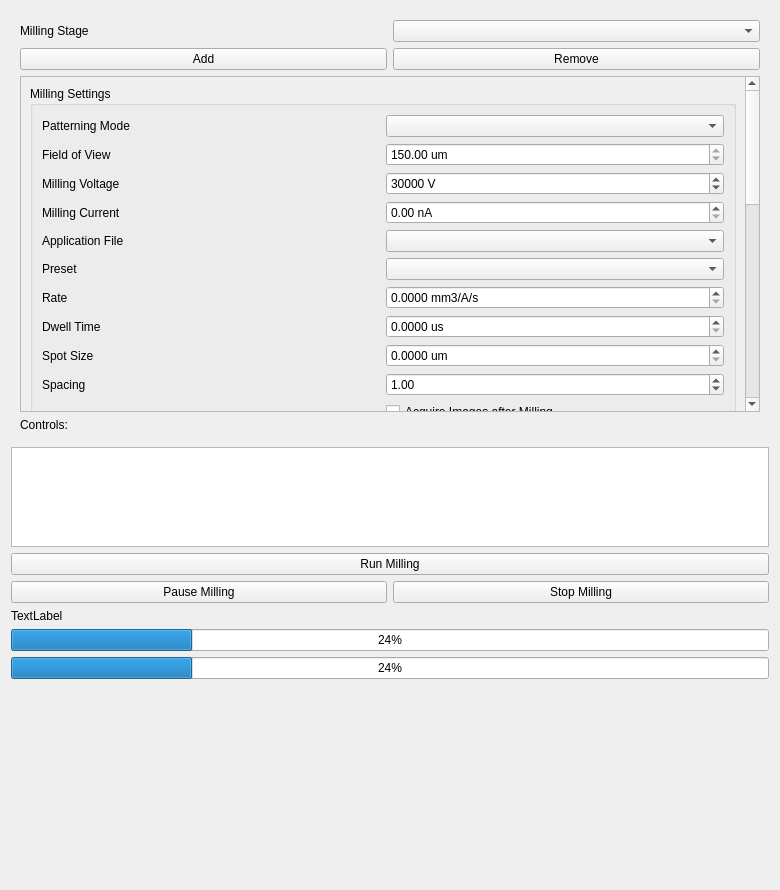
This is fibsem/ui/qtdesigner_files/FibsemMillingWidget.ui in DeMarcoLab/fibsem as Qt 5 draws it before an edit. The edited form follows.
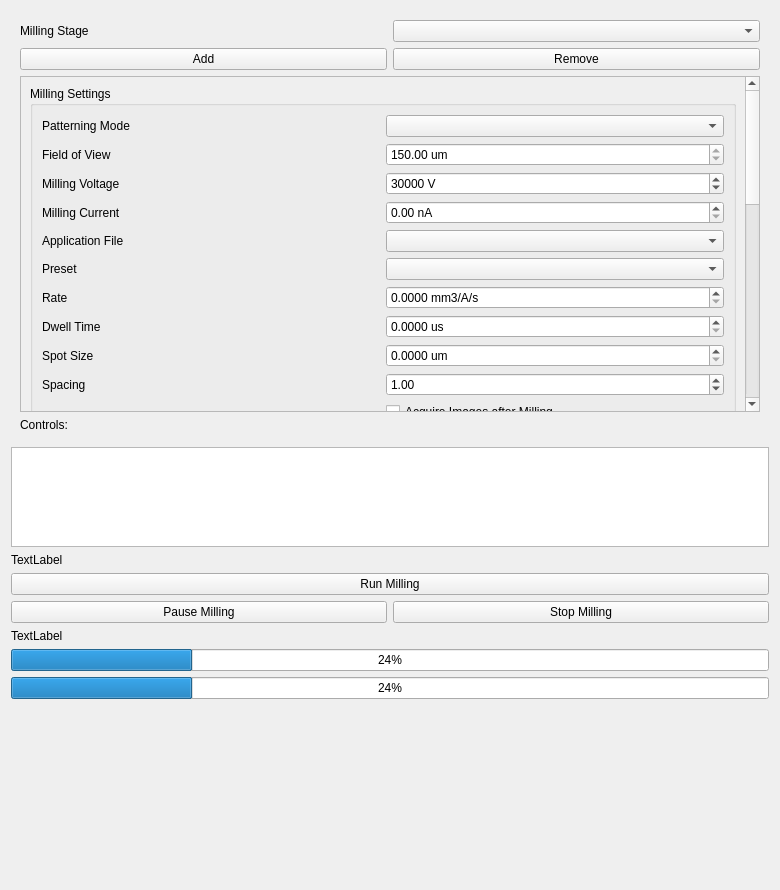
This is the edited form.

Commit message: [refactor] add estimated time independently of microscope

```diff
--- a/fibsem/ui/qtdesigner_files/FibsemMillingWidget.ui
+++ b/fibsem/ui/qtdesigner_files/FibsemMillingWidget.ui
@@ -14,21 +14,28 @@
    <string>Form</string>
   </property>
   <layout class="QGridLayout" name="gridLayout">
-   <item row="28" column="0" colspan="2">
-    <widget class="QProgressBar" name="progressBar_milling_stages">
+   <item row="27" column="0">
+    <widget class="QPushButton" name="pushButton_pause_milling">
+     <property name="text">
+      <string>Pause Milling</string>
+     </property>
+    </widget>
+   </item>
+   <item row="30" column="0" colspan="2">
+    <widget class="QProgressBar" name="progressBar_milling">
      <property name="value">
       <number>24</number>
      </property>
     </widget>
    </item>
-   <item row="26" column="1">
+   <item row="27" column="1">
     <widget class="QPushButton" name="pushButton_stop_milling">
      <property name="text">
       <string>Stop Milling</string>
      </property>
     </widget>
    </item>
-   <item row="30" column="0" colspan="2">
+   <item row="31" column="0" colspan="2">
     <spacer name="verticalSpacer">
      <property name="orientation">
       <enum>Qt::Vertical</enum>
@@ -41,6 +48,43 @@
      </property>
     </spacer>
    </item>
+   <item row="26" column="0" colspan="2">
+    <widget class="QPushButton" name="pushButton_run_milling">
+     <property name="text">
+      <string>Run Milling</string>
+     </property>
+    </widget>
+   </item>
+   <item row="24" column="0" colspan="2">
+    <widget class="QListWidget" name="listWidget_active_milling_stages">
+     <property name="sizePolicy">
+      <sizepolicy hsizetype="Minimum" vsizetype="Minimum">
+       <horstretch>0</horstretch>
+       <verstretch>0</verstretch>
+      </sizepolicy>
+     </property>
+     <property name="maximumSize">
+      <size>
+       <width>16777215</width>
+       <height>100</height>
+      </size>
+     </property>
+    </widget>
+   </item>
+   <item row="28" column="0" colspan="2">
+    <widget class="QLabel" name="label_milling_information">
+     <property name="text">
+      <string>TextLabel</string>
+     </property>
+    </widget>
+   </item>
+   <item row="29" column="0" colspan="2">
+    <widget class="QProgressBar" name="progressBar_milling_stages">
+     <property name="value">
+      <number>24</number>
+     </property>
+    </widget>
+   </item>
    <item row="16" column="0" colspan="2">
     <widget class="QFrame" name="frame">
      <property name="minimumSize">
@@ -556,45 +600,8 @@
      </layout>
     </widget>
    </item>
-   <item row="29" column="0" colspan="2">
-    <widget class="QProgressBar" name="progressBar_milling">
-     <property name="value">
-      <number>24</number>
-     </property>
-    </widget>
-   </item>
-   <item row="26" column="0">
-    <widget class="QPushButton" name="pushButton_pause_milling">
-     <property name="text">
-      <string>Pause Milling</string>
-     </property>
-    </widget>
-   </item>
-   <item row="24" column="0" colspan="2">
-    <widget class="QListWidget" name="listWidget_active_milling_stages">
-     <property name="sizePolicy">
-      <sizepolicy hsizetype="Minimum" vsizetype="Minimum">
-       <horstretch>0</horstretch>
-       <verstretch>0</verstretch>
-      </sizepolicy>
-     </property>
-     <property name="maximumSize">
-      <size>
-       <width>16777215</width>
-       <height>100</height>
-      </size>
-     </property>
-    </widget>
-   </item>
    <item row="25" column="0" colspan="2">
-    <widget class="QPushButton" name="pushButton_run_milling">
-     <property name="text">
-      <string>Run Milling</string>
-     </property>
-    </widget>
-   </item>
-   <item row="27" column="0" colspan="2">
-    <widget class="QLabel" name="label_milling_information">
+    <widget class="QLabel" name="label_milling_estimated_time">
      <property name="text">
       <string>TextLabel</string>
      </property>
```
The commit also changes 10 other files.
